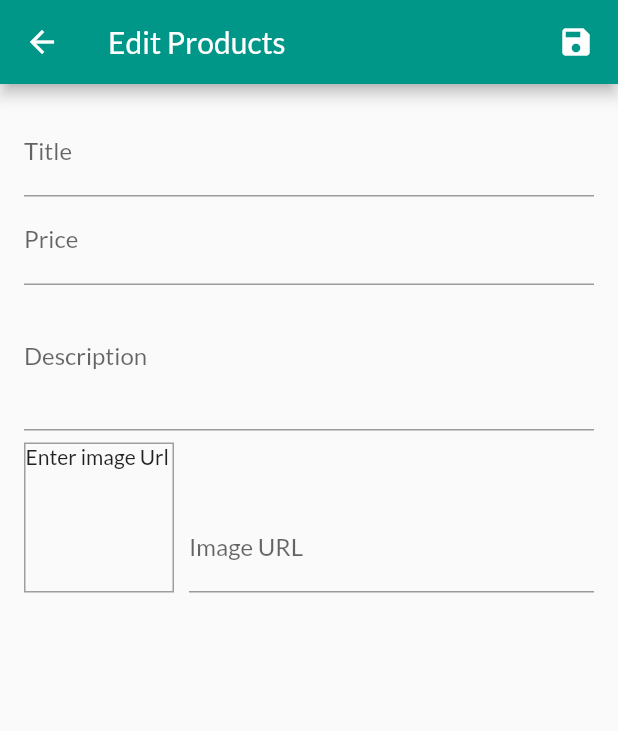
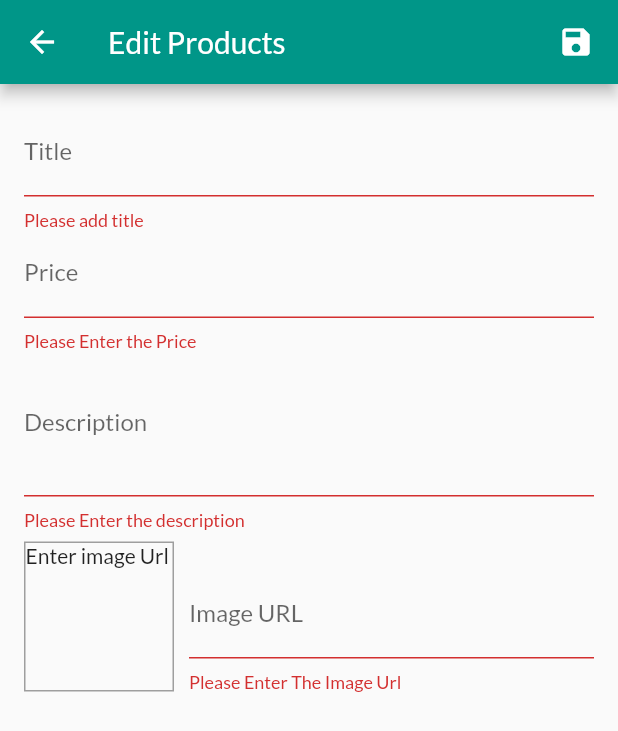
Before and after one commit to lavanchindaliya/amazon_lite, a Flutter app: the AddEditProduct screen opened by its route, after a tap on the "save" icon, on a phone screen of 412 x 824 dp. Shown: the top 731 px of the screen. Run offline on Flutter 3.47's test engine with Material 2 defaults, Android fonts, the phone set to English and light mode, and no system bars; network calls fail.

Commit message:
added the validator to all the text inputs

```diff
--- a/lib/screens/addproduct_screen.dart
+++ b/lib/screens/addproduct_screen.dart
@@ -47,6 +47,8 @@ class _AddEditProductState extends State<AddEditProduct> {
   }
 
   void _saveForm() {
+    final _isvalidate = _form.currentState!.validate();
+    if (!_isvalidate) return;
     _form.currentState!.save();
     print(_editedProduct.id);
     print(_editedProduct.title);
@@ -94,6 +96,10 @@ class _AddEditProductState extends State<AddEditProduct> {
                         imageUrl: _editedProduct.imageUrl,
                         isFavorate: _editedProduct.isFavorate);
                   },
+                  validator: (value) {
+                    if (value!.isEmpty) return 'Please add title';
+                    return null;
+                  },
                 ),
                 TextFormField(
                   decoration: InputDecoration(label: Text('Price')),
@@ -112,6 +118,14 @@ class _AddEditProductState extends State<AddEditProduct> {
                         imageUrl: _editedProduct.imageUrl,
                         isFavorate: _editedProduct.isFavorate);
                   },
+                  validator: (value) {
+                    if (value!.isEmpty) return 'Please Enter the Price';
+                    if (double.tryParse(value) == null)
+                      return 'Please Enter a valid number';
+                    if (double.parse(value) <= 0)
+                      return 'Enter number greater than 0';
+                    return null;
+                  },
                 ),
                 TextFormField(
                   maxLines: 3,
@@ -126,6 +140,11 @@ class _AddEditProductState extends State<AddEditProduct> {
                         id: _editedProduct.id,
                         imageUrl: _editedProduct.imageUrl,
                         isFavorate: _editedProduct.isFavorate);
+                  },
+                  validator: (value) {
+                    if (value!.isEmpty) return 'Please Enter the description';
+                    if (value.length < 10)
+                      return 'Enter atleast 10 characters mr lazy';
                   },
                 ),
                 Row(
@@ -165,6 +184,18 @@ class _AddEditProductState extends State<AddEditProduct> {
                               imageUrl: _editedProduct.imageUrl,
                               isFavorate: _editedProduct.isFavorate);
                         },
+                        validator: (value) {
+                          if (value!.isEmpty)
+                            return 'Please Enter The Image Url';
+                          if (!value.startsWith('htttp') ||
+                              !value.startsWith('https'))
+                            return 'Please Enter a valid Url';
+                          if (!value.endsWith('.pnd') ||
+                              !value.endsWith('.jpg') ||
+                              !value.endsWith('jpeg'))
+                            return 'Please Enter a valid Url';
+                          return null;
+                        },
                       ),
                     )
                   ],
```
